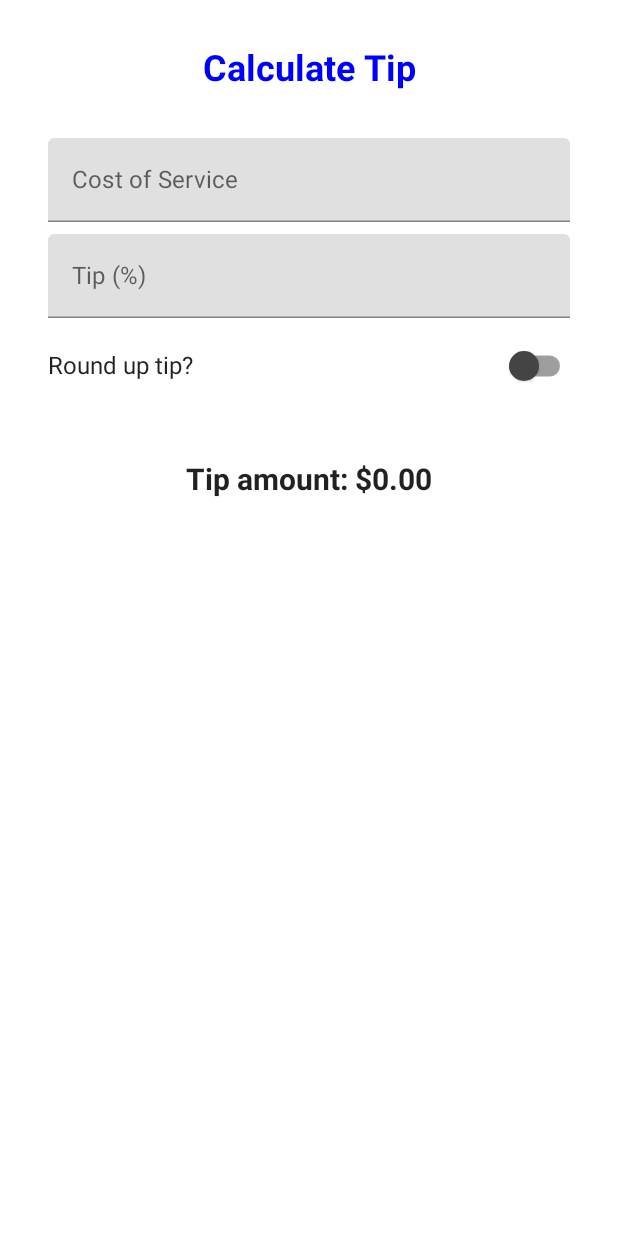
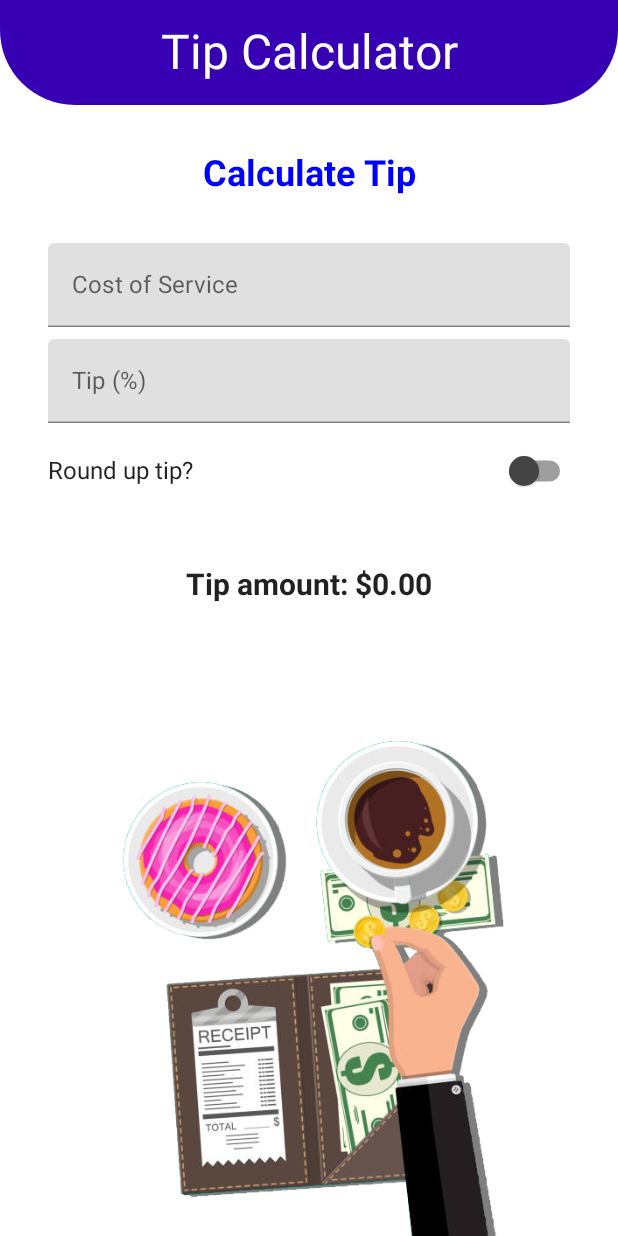
Before and after one commit to gdscjec/TipCalculator, an Android app built with Jetpack Compose: the screen it shows after launch (MainActivity), on a phone screen of 412 x 824 dp. Run offline under Robolectric (Android 15) with nearby library versions, the phone set to English and light mode, and no system bars.

Commit message:
Image Drawable Added

```diff
--- a/app/src/main/java/com/agkminds/tipcalculator/MainActivity.kt
+++ b/app/src/main/java/com/agkminds/tipcalculator/MainActivity.kt
@@ -5,6 +5,7 @@ import androidx.activity.ComponentActivity
 import androidx.activity.compose.setContent
 import androidx.annotation.StringRes
 import androidx.annotation.VisibleForTesting
+import androidx.compose.foundation.Image
 import androidx.compose.foundation.background
 import androidx.compose.foundation.layout.*
 import androidx.compose.foundation.shape.RoundedCornerShape
@@ -18,6 +19,7 @@ import androidx.compose.ui.draw.clip
 import androidx.compose.ui.focus.FocusDirection
 import androidx.compose.ui.graphics.Color
 import androidx.compose.ui.platform.LocalFocusManager
+import androidx.compose.ui.res.painterResource
 import androidx.compose.ui.res.stringResource
 import androidx.compose.ui.text.font.FontWeight
 import androidx.compose.ui.text.input.ImeAction
@@ -37,7 +39,7 @@ class MainActivity : ComponentActivity() {
                 // A surface container using the 'background' color from the theme
                 Surface(modifier = Modifier.fillMaxSize(),
                     color = MaterialTheme.colors.background) {
-                    TipTimeScreen()
+                    TipCalculatorApp()
                 }
             }
         }
@@ -68,7 +70,9 @@ fun TipTimeScreen() {
 
 
     Column(modifier = Modifier
-        .padding(32.dp),
+        .padding(horizontal = 32.dp)
+        .padding(top = 32.dp)
+        .fillMaxHeight(),
         verticalArrangement = Arrangement.spacedBy(8.dp),
         horizontalAlignment = Alignment.CenterHorizontally) {
 
@@ -106,6 +110,10 @@ fun TipTimeScreen() {
             fontSize = 20.sp,
             fontWeight = FontWeight.Bold
         )
+        Spacer(Modifier.height(50.dp))
+        Image(painter = painterResource(id = R.drawable.waiter_tip),
+            contentDescription = "Waiter Tip Image",
+            modifier = Modifier.size(4000.dp))
     }
 }
 
```
Also changed, not shown: app/src/main/res/drawable-nodpi/waiter_tip.png (added).
